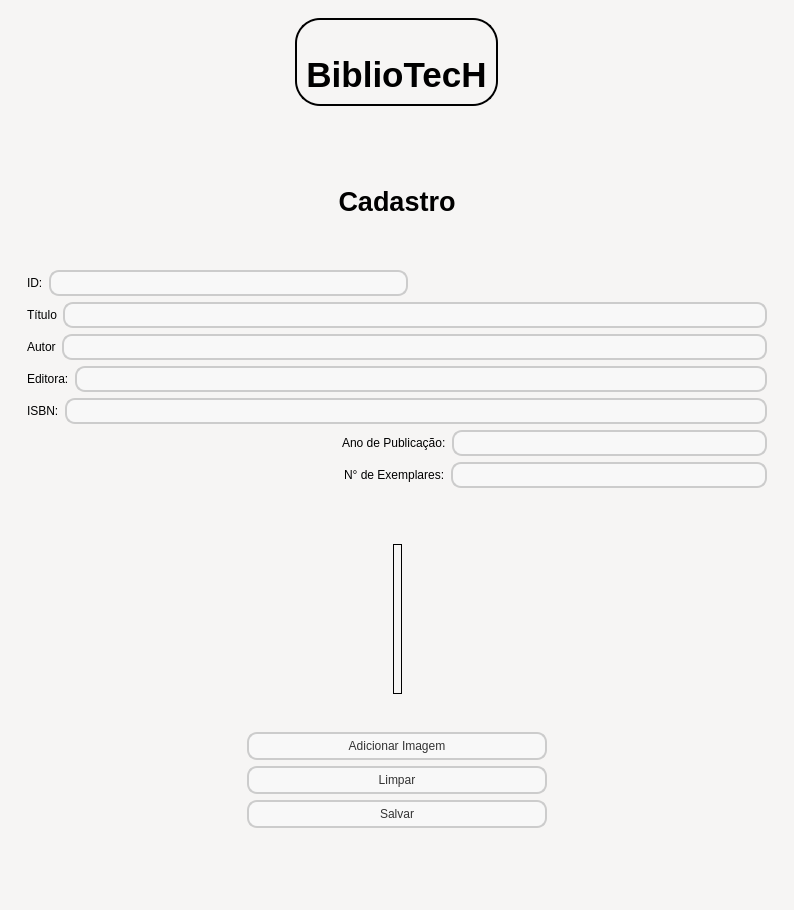
The window that projetoBiblioTech/view/mainWindow.ui (agnaldo-s/Bibliotech) describes before a commit, drawn with Qt 5.
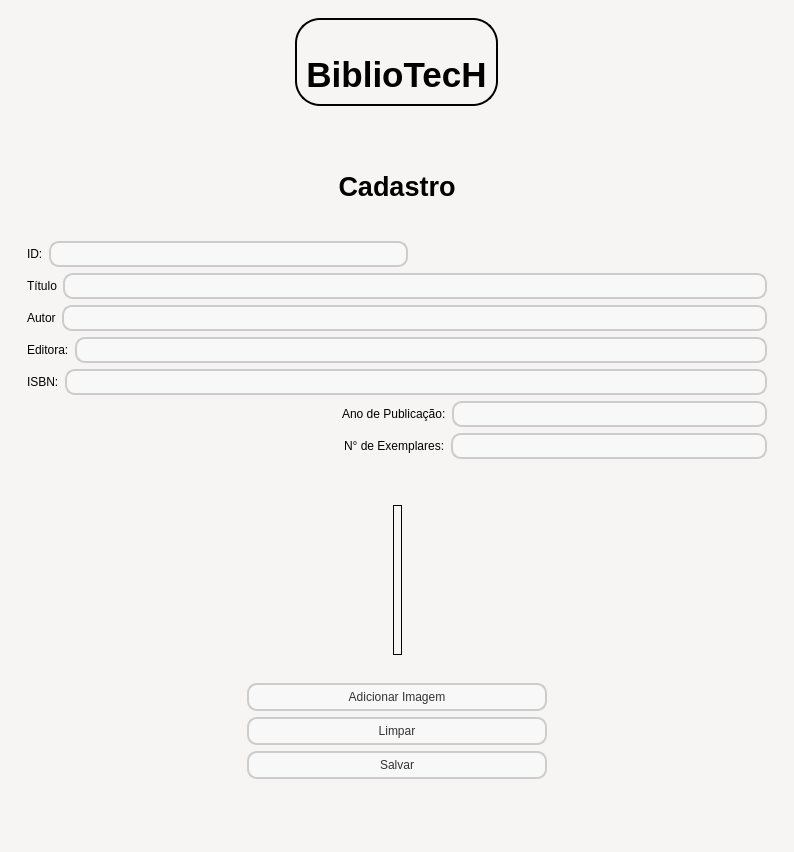
The same window after the commit. The open tabs and pages were chosen to show the change. Icons and pictures are not drawn.

Commit message: Ajuste nas cofigurações do botão e dos line edit

```diff
--- a/projetoBiblioTech/view/mainWindow.ui
+++ b/projetoBiblioTech/view/mainWindow.ui
@@ -7,7 +7,7 @@
     <x>0</x>
     <y>0</y>
     <width>794</width>
-    <height>910</height>
+    <height>852</height>
    </rect>
   </property>
   <property name="windowTitle">
```
Left out of the diff: 2 changed lines with no effect on the pictures. The commit also changes 1 other file.
